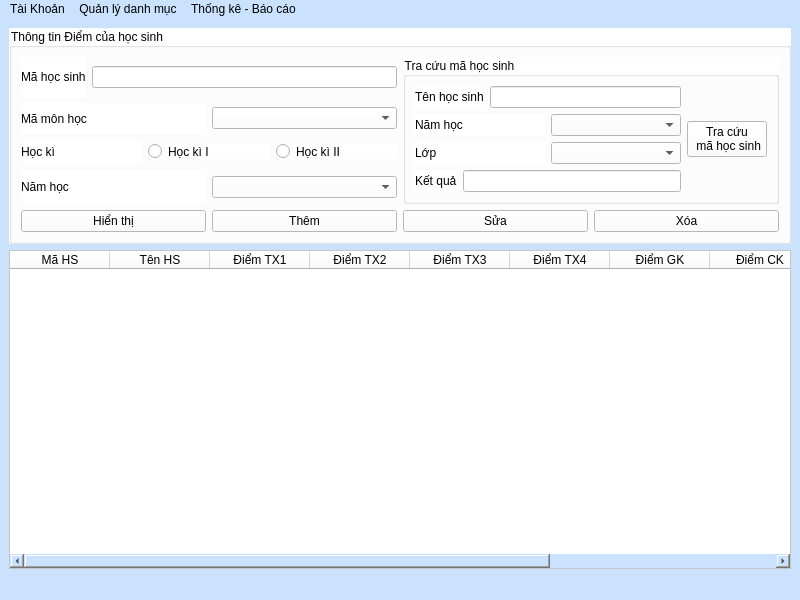
Before: the Qt Designer form HongGrader/quanlydiem.ui in vumari/HongGrader, drawn with Qt 5.
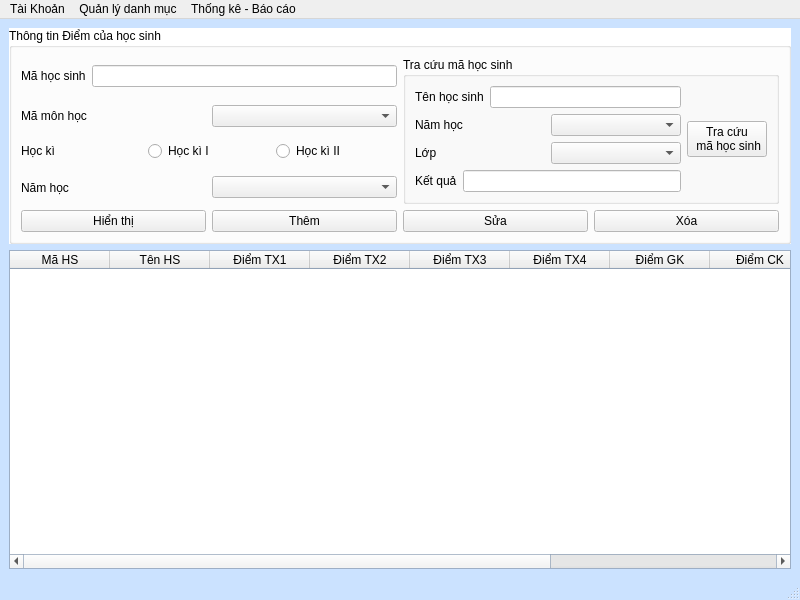
After: the same form once the commit is applied.

```diff
--- a/HongGrader/quanlydiem.ui
+++ b/HongGrader/quanlydiem.ui
@@ -10,22 +10,107 @@
     <height>600</height>
    </rect>
   </property>
+  <property name="palette">
+   <palette>
+    <active>
+     <colorrole role="Window">
+      <brush brushstyle="SolidPattern">
+       <color alpha="255">
+        <red>203</red>
+        <green>226</green>
+        <blue>255</blue>
+       </color>
+      </brush>
+     </colorrole>
+    </active>
+    <inactive>
+     <colorrole role="Window">
+      <brush brushstyle="SolidPattern">
+       <color alpha="255">
+        <red>203</red>
+        <green>226</green>
+        <blue>255</blue>
+       </color>
+      </brush>
+     </colorrole>
+    </inactive>
+    <disabled>
+     <colorrole role="Base">
+      <brush brushstyle="SolidPattern">
+       <color alpha="255">
+        <red>203</red>
+        <green>226</green>
+        <blue>255</blue>
+       </color>
+      </brush>
+     </colorrole>
+     <colorrole role="Window">
+      <brush brushstyle="SolidPattern">
+       <color alpha="255">
+        <red>203</red>
+        <green>226</green>
+        <blue>255</blue>
+       </color>
+      </brush>
+     </colorrole>
+    </disabled>
+   </palette>
+  </property>
   <property name="windowTitle">
    <string>Quản lý điểm</string>
   </property>
-  <property name="autoFillBackground">
-   <bool>false</bool>
-  </property>
-  <property name="styleSheet">
-   <string notr="true">background-color: rgb(203, 226, 255);
-border-color: rgb(0, 0, 0);</string>
-  </property>
   <widget class="QWidget" name="centralwidget">
    <layout class="QVBoxLayout" name="verticalLayout">
     <item>
      <widget class="QGroupBox" name="groupBox">
-      <property name="styleSheet">
-       <string notr="true">background-color: rgb(255, 255, 255);</string>
+      <property name="palette">
+       <palette>
+        <active>
+         <colorrole role="Window">
+          <brush brushstyle="SolidPattern">
+           <color alpha="255">
+            <red>255</red>
+            <green>255</green>
+            <blue>255</blue>
+           </color>
+          </brush>
+         </colorrole>
+        </active>
+        <inactive>
+         <colorrole role="Window">
+          <brush brushstyle="SolidPattern">
+           <color alpha="255">
+            <red>255</red>
+            <green>255</green>
+            <blue>255</blue>
+           </color>
+          </brush>
+         </colorrole>
+        </inactive>
+        <disabled>
+         <colorrole role="Base">
+          <brush brushstyle="SolidPattern">
+           <color alpha="255">
+            <red>255</red>
+            <green>255</green>
+            <blue>255</blue>
+           </color>
+          </brush>
+         </colorrole>
+         <colorrole role="Window">
+          <brush brushstyle="SolidPattern">
+           <color alpha="255">
+            <red>255</red>
+            <green>255</green>
+            <blue>255</blue>
+           </color>
+          </brush>
+         </colorrole>
+        </disabled>
+       </palette>
+      </property>
+      <property name="autoFillBackground">
+       <bool>true</bool>
       </property>
       <property name="title">
        <string>Thông tin Điểm của học sinh</string>
@@ -214,9 +299,6 @@
       <property name="autoFillBackground">
        <bool>true</bool>
       </property>
-      <property name="styleSheet">
-       <string notr="true">background-color: rgb(255, 255, 255);</string>
-      </property>
       <column>
        <property name="text">
         <string>Mã HS</string>
```
